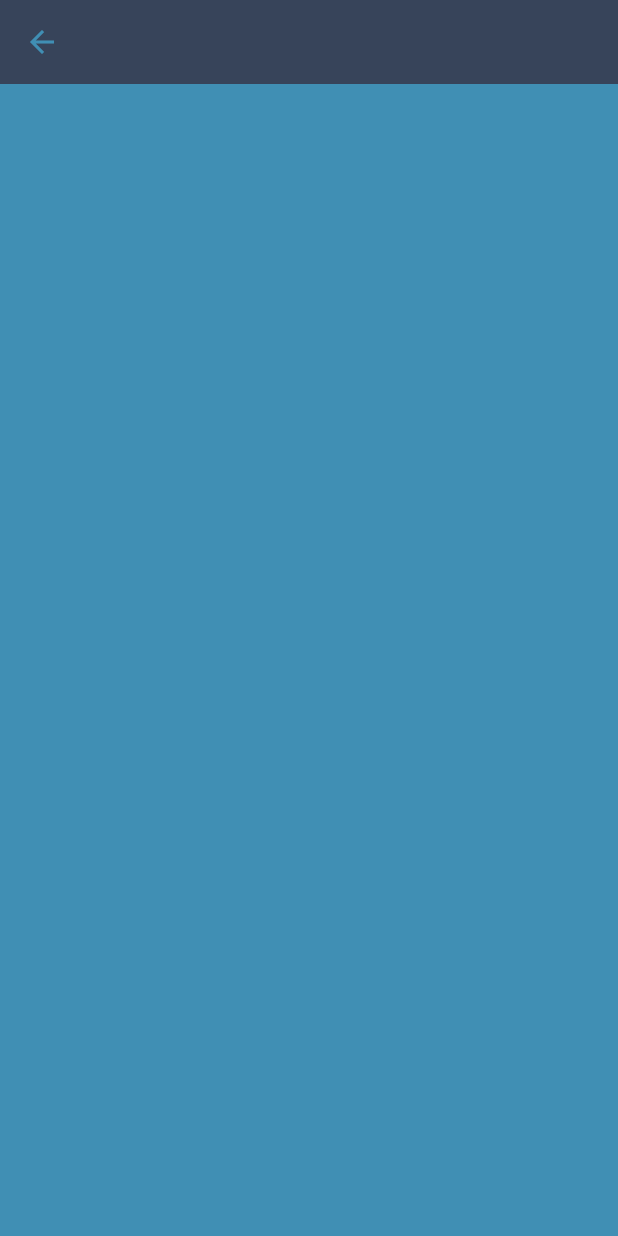
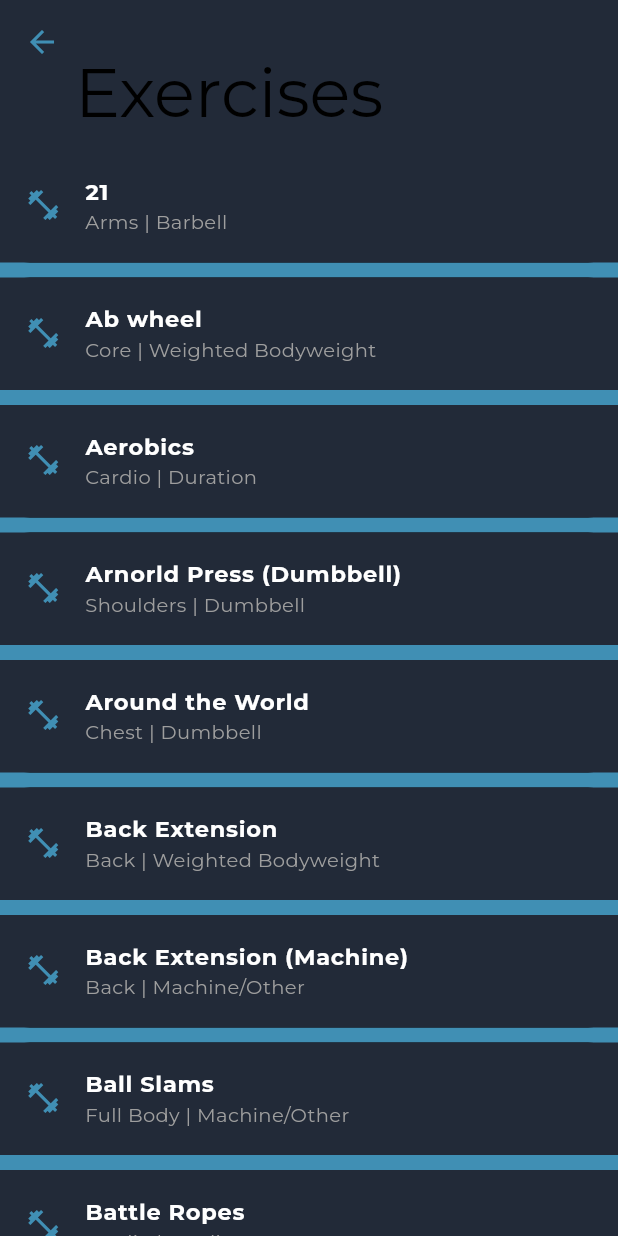
Before and after one commit to gabriel-canals/FitBro, a Flutter app: the ExercisesView screen opened directly, on a phone screen of 412 x 824 dp. Run offline on Flutter 3.47's test engine with Material 2 defaults, Android fonts, the phone set to English and light mode, and no system bars; our stand-ins replace bloc, cloud_firestore, firebase_auth, firebase_core, flutter_bloc, google_fonts and 1 more; missing offline and left inert: country_flags; accounts and stored records are empty; generated files the repository leaves out were written again.

Commit message:
Start Exercises section

```diff
--- /dev/null
+++ b/lib/constants/exercise_categories.dart
@@ -0,0 +1,22 @@
+const partOfBody = [
+  "Core",
+  "Arms",
+  "Back",
+  "Chest",
+  "Legs",
+  "Shoulders",
+  "Olympic",
+  "Full Body",
+  "Cardio",
+  "Other"
+];
+const categories = [
+  "Barbell",
+  "Dumbbell",
+  "Machine/Other",
+  "Weighted Bodyweight",
+  "Assisted Body",
+  "Reps Only",
+  "Cardio",
+  "Duration"
+];
--- a/lib/main.dart
+++ b/lib/main.dart
@@ -4,6 +4,7 @@ import 'package:fitbro/homepage.dart';
 import 'package:fitbro/services/auth/bloc/auth_bloc.dart';
 import 'package:fitbro/services/auth/firebase_auth_provider.dart';
 import 'package:fitbro/tools/settings/settings.dart';
+import 'package:fitbro/views/exercise/exercises_view.dart';
 import 'package:fitbro/views/exercise/goals_view.dart';
 import 'package:fitbro/views/exercise/history_view.dart';
 import 'package:fitbro/views/exercise/templates_view.dart';
@@ -80,7 +81,7 @@ class MyMaterialApp extends StatelessWidget {
         historyRoute: (context) => const HistoryView(),
         templatesRoute: (context) => const TemplatesView(),
         goalsRoute: (context) => const GoalsView(),
-        exercisesRoute: (context) => const ExerciseView()
+        exercisesRoute: (context) => const ExercisesView()
       },
     );
   }
--- a/lib/tools/settings/account_settings.dart
+++ b/lib/tools/settings/account_settings.dart
@@ -25,6 +25,7 @@ class _AccountSettingsState extends State<AccountSettings> {
 
   @override
   Widget build(BuildContext context) {
+    // ignore: unused_local_variable
     final AuthBloc authBloc =
         ModalRoute.of(context)!.settings.arguments as AuthBloc;
 
--- /dev/null
+++ b/lib/utilities/exercises/default_exercises.dart
@@ -0,0 +1,34 @@
+import 'package:fitbro/utilities/exercises/exercise_class.dart';
+
+final defaultExercises = [
+  Exercise("21", "Barbell", "Arms", 1),
+  Exercise("Ab wheel", "Weighted Bodyweight", "Core", 2),
+  Exercise("Aerobics", "Duration", "Cardio", 3),
+  Exercise("Arnorld Press (Dumbbell)", "Dumbbell", "Shoulders", 4),
+  Exercise("Around the World", "Dumbbell", "Chest", 5),
+  Exercise("Back Extension", "Weighted Bodyweight", "Back", 6),
+  Exercise("Back Extension (Machine)", "Machine/Other", "Back", 7),
+  Exercise("Ball Slams", "Machine/Other", "Full Body", 8),
+  Exercise("Battle Ropes", "Cardio", "Cardio", 9),
+  Exercise("Bench Dip", "Weighted Bodyweight", "Arms", 10),
+  Exercise("Bench Press (Barbell)", "Barbell", "Chest", 11),
+  Exercise("Bench Press (Cable)", "Machine/Other", "Chest", 12),
+  Exercise("Bench Press (Dumbbell)", "Dumbbell", "Chest", 13),
+  Exercise("Bench Press (Smith Machine)", "Machine/Other", "Chest", 14),
+  Exercise("Bench Press - Close Grip (Barbell)", "Barbell", "Arms", 15),
+  Exercise("Bench Press - Wide Grip (Barbell)", "Barbell", "Chest", 16),
+  Exercise("Bent Over One Arm Row (Dumbbell)", "Dumbbell", "Back", 17),
+  Exercise("Bent Over Row (Band)", "Weighted Bodyweight", "Back", 18),
+  Exercise("Bent Over Row (Barbell)", "Barbell", "Back", 19),
+  Exercise("Bent Over Row (Dumbbell)", "Dumbbell", "Back", 20),
+  Exercise("Bent Over Row - Underhand (Barbell)", "Barbell", "Back", 21),
+  Exercise("Bicep Curl (Barbell)", "Barbell", "Arms", 22),
+  Exercise("Bicep Curl (Cable)", "Machine/Other", "Arms", 23),
+  Exercise("Bicep Curl (Dumbbell)", "Dumbbell", "Arms", 24),
+  Exercise("Bicep Curl (Machine)", "Machine/Other", "Arms", 25),
+  Exercise("Bicycle Crunch", "Weighted Bodyweight", "Core", 26),
+  Exercise("Box Jump", "Reps Only", "Legs", 27),
+  Exercise("Box Squat (Barbell)", "Barbell", "Legs", 28),
+  Exercise("Bulgarian Split Squat", "Barbell", "Legs", 29),
+  Exercise("Burpee", "Reps Only", "Full Body", 30),
+];
--- /dev/null
+++ b/lib/utilities/exercises/exercises.dart
@@ -0,0 +1,3 @@
+import 'package:fitbro/utilities/exercises/default_exercises.dart';
+
+var exercises = defaultExercises;
--- a/lib/utilities/main_navbar.dart
+++ b/lib/utilities/main_navbar.dart
@@ -84,7 +84,7 @@ class _MainNavBarState extends State<MainNavBar> {
       ),
       body: <Widget>[
         /// Exercise view
-        const ExerciseView(),
+        const MenuExerciseView(),
 
         /// Overview view
         const OverviewView(),
--- a/lib/views/exercise/exercises_view.dart
+++ b/lib/views/exercise/exercises_view.dart
@@ -1,3 +1,6 @@
+import 'package:fitbro/constants/colors.dart';
+import 'package:fitbro/extensions/buildcontext/loc.dart';
+import 'package:fitbro/utilities/exercises/exercises.dart';
 import 'package:flutter/material.dart';
 
 class ExercisesView extends StatelessWidget {
@@ -6,8 +9,61 @@ class ExercisesView extends StatelessWidget {
   @override
   Widget build(BuildContext context) {
     return Scaffold(
-      appBar: AppBar(
-        actions: [],
+      body: CustomScrollView(
+        slivers: [
+          SliverAppBar(
+            backgroundColor: mainColor,
+            surfaceTintColor: mainColor,
+            pinned: true,
+            expandedHeight: 100,
+            flexibleSpace: FlexibleSpaceBar(
+              title: Text(
+                context.loc.exercises,
+                style: const TextStyle(fontSize: 30),
+              ),
+              titlePadding: const EdgeInsets.only(left: 50, bottom: 10),
+            ),
+            automaticallyImplyLeading: true,
+          ),
+          SliverList(
+              delegate: SliverChildBuilderDelegate((context, index) {
+            final exercise = exercises.elementAt(index);
+            return Container(
+              height: 75,
+              margin: const EdgeInsets.only(bottom: 10),
+              color: mainColor,
+              child: ListTile(
+                shape: RoundedRectangleBorder(
+                  side: const BorderSide(width: 0.75),
+                  borderRadius: BorderRadius.circular(20),
+                ),
+                leading: const Icon(Icons.fitness_center),
+                title: Text(
+                  exercise.getName,
+                  maxLines: 1,
+                  softWrap: true,
+                  overflow: TextOverflow.ellipsis,
+                  style: const TextStyle(
+                    color: Colors.white,
+                    fontSize: 15,
+                    fontWeight: FontWeight.bold,
+                  ),
+                ),
+                subtitle: Text(
+                  "${exercise.bodyPart} | ${exercise.category}",
+                  maxLines: 1,
+                  softWrap: true,
+                  overflow: TextOverflow.ellipsis,
+                  style: const TextStyle(
+                    color: Colors.grey,
+                    fontSize: 13,
+                  ),
+                ),
+                onTap: () {},
+              ),
+            );
+          }, childCount: exercises.length))
+        ],
       ),
     );
   }
```
Also changed, not shown: lib/utilities/exercises/exercise_class.dart (added, +18 -0 lines), lib/views/exercise/main_exercise_view.dart (+16 -7 lines), lib/views/overview.dart (+1 -12 lines).
